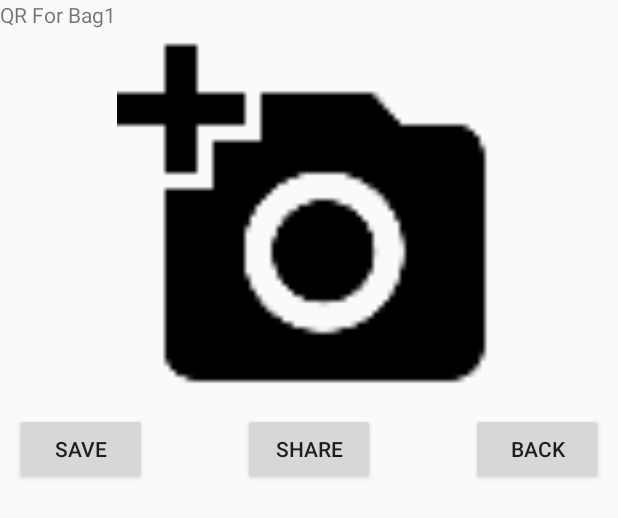
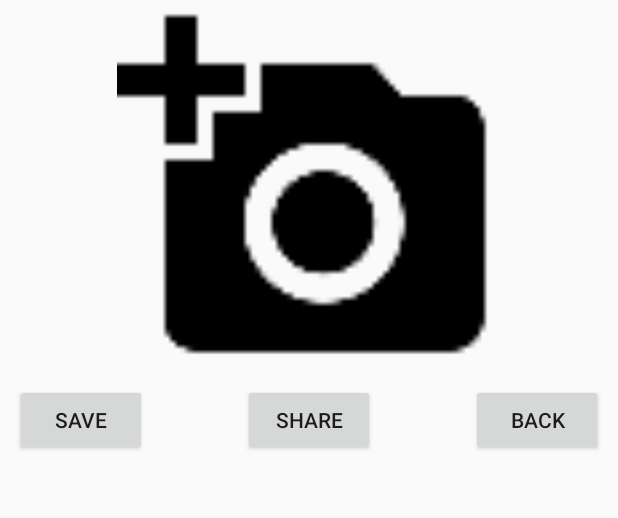
Before and after one commit to akshay-sarkar/SuitcaseManager, an Android app: the layout qr_display.xml on its own in the app's theme, with its tools: preview values and no code run, on a phone screen of 412 x 824 dp. Shown: the top 518 px of the screen. Run offline under Robolectric (Android 15) with nearby library versions, the phone set to English and light mode, and no system bars.

```diff
--- a/app/src/main/java/edu/uta/cse5320/suitcasemanager/ItemListActivity.java
+++ b/app/src/main/java/edu/uta/cse5320/suitcasemanager/ItemListActivity.java
@@ -400,9 +400,7 @@ public class ItemListActivity extends AppCompatActivity {
             public void onClick(View arg0) {
                 final Dialog dialog = new Dialog(ItemListActivity.this);
                 dialog.setContentView(R.layout.qr_display);
-
-                TextView textQR = (TextView) dialog.findViewById(R.id.textViewQR);
-                textQR.setText(String.valueOf("QR Code for the Bag : " + ApplicationConstant.bag_name));
+                dialog.setTitle(ApplicationConstant.bag_name);
                 final ImageView imageQR = (ImageView) dialog.findViewById(R.id.imageViewQR);
                 btnSaveQR = (Button) dialog.findViewById(R.id.buttonSaveQR);
                 btnShareQR = (Button) dialog.findViewById(R.id.buttonShareQR);
@@ -411,7 +409,7 @@ public class ItemListActivity extends AppCompatActivity {
                 QRCodeWriter writer = new QRCodeWriter();
                 try {
                     if(content.equals("")){
-                        content = "Sample";
+                        content = "No Items";
                     }
                     BitMatrix bitMatrix = writer.encode(content, BarcodeFormat.QR_CODE, 512, 512);
                     int width = bitMatrix.getWidth();
--- a/app/src/main/res/layout/qr_display.xml
+++ b/app/src/main/res/layout/qr_display.xml
@@ -5,17 +5,10 @@
     android:layout_width="match_parent"
     android:layout_height="wrap_content">
 
-    <TextView
-        android:id="@+id/textViewQR"
-        android:layout_width="match_parent"
-        android:layout_height="wrap_content"
-        android:text="QR For Bag1" />
-
     <ImageView
         android:id="@+id/imageViewQR"
         android:layout_width="wrap_content"
         android:layout_height="wrap_content"
-        android:layout_below="@+id/textViewQR"
         android:minWidth="256sp"
         android:minHeight="256sp"
         android:layout_centerHorizontal="true"
```
